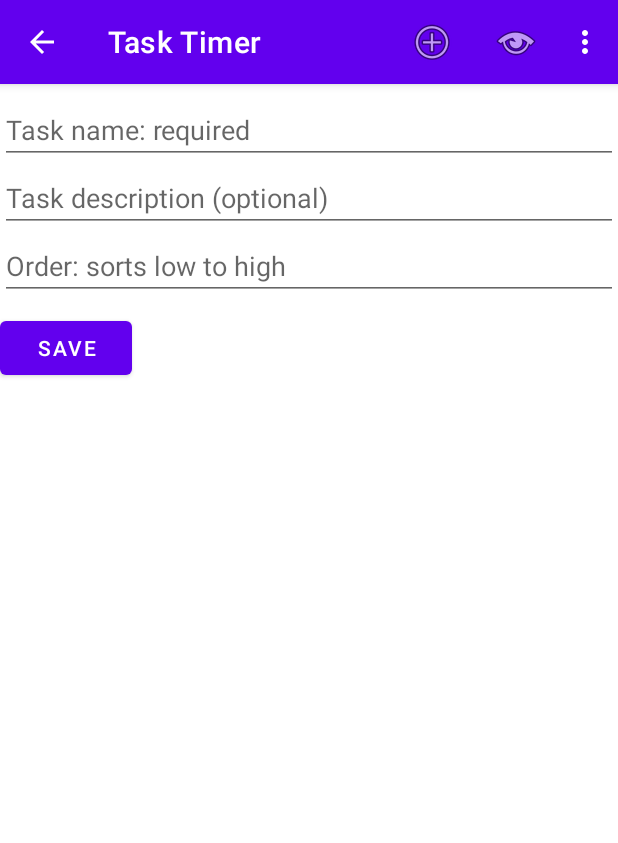
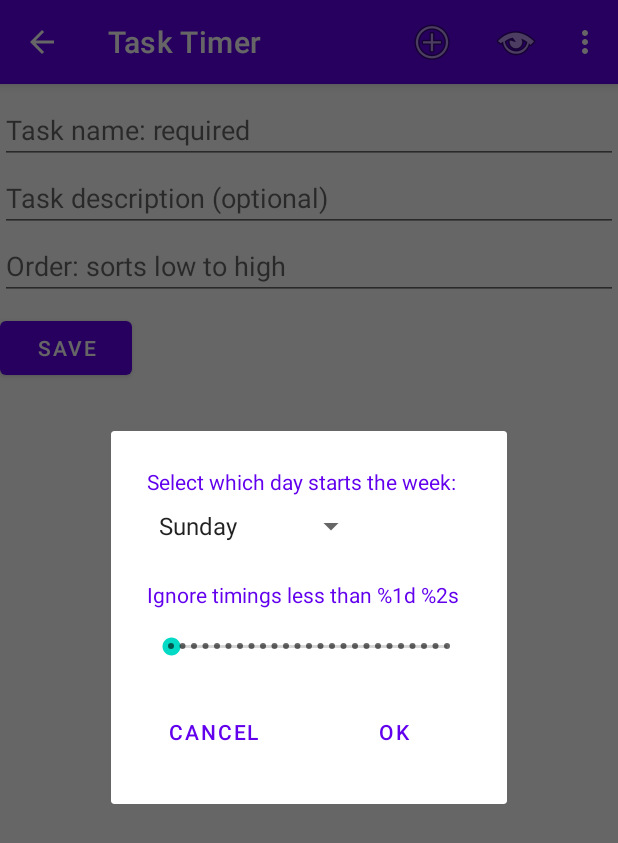
Before and after one commit to Nunes982/TaskTimerAndroid, an Android app: the screen it shows after launch (MainActivity), in the options menu, after a tap on "Settings", on a phone screen of 412 x 824 dp. Shown: the top 843 px of the screen. Run offline under Robolectric (Android 15) with nearby library versions, the phone set to English and light mode, and no system bars.

Commit message:
set config. setting dialog

```diff
--- a/app/src/main/java/andersonnunes/exemplo/tasktimer/MainActivity.kt
+++ b/app/src/main/java/andersonnunes/exemplo/tasktimer/MainActivity.kt
@@ -101,7 +101,10 @@ class MainActivity : AppCompatActivity(),
         // as you specify a parent activity in AndroidManifest.xml.
         when (item.itemId) {
             R.id.menumain_addTask -> taskEditRequest(null)
-//            R.id.menumain_settings -> true
+            R.id.menumain_settings -> {
+                val dialog = SettingsDialog()
+                dialog.show(supportFragmentManager, null)
+            }
             R.id.menumain_showAbout -> showAboutDialog()
             android.R.id.home -> {
                 Log.d(TAG, "onOptionsItemSelected: home button pressed")
--- /dev/null
+++ b/app/src/main/java/andersonnunes/exemplo/tasktimer/SettingsDialog.kt
@@ -0,0 +1,87 @@
+package andersonnunes.exemplo.tasktimer
+
+import andersonnunes.exemplo.tasktimer.databinding.SettingsDialogBinding
+import android.os.Bundle
+import android.preference.PreferenceManager.getDefaultSharedPreferences
+import android.util.Log
+import android.view.LayoutInflater
+import android.view.View
+import android.view.ViewGroup
+import androidx.appcompat.app.AppCompatDialogFragment
+import java.util.GregorianCalendar
+import java.util.Locale
+
+private const val TAG = "SettingsDialog"
+
+private lateinit var binding: SettingsDialogBinding
+
+const val SETTINGS_FIRST_DAY_OF_WEEK = "FirstDay"
+const val SETTINGS_IGNORE_LESS_THAN = "IgnoreLessThan"
+const val SETTINGS_DEFAULT_IGNORE_LESS_THAN = 0
+
+class SettingsDialog: AppCompatDialogFragment() {
+
+    private val defaultFirstDayOfWeek = GregorianCalendar(Locale.getDefault()).firstDayOfWeek
+    private var firstDay = defaultFirstDayOfWeek
+    private var ignoreLessThan = SETTINGS_DEFAULT_IGNORE_LESS_THAN
+
+    override fun onCreateView(
+        inflater: LayoutInflater,
+        container: ViewGroup?,
+        savedInstanceState: Bundle?
+    ): View? {
+        Log.d(TAG, "onCreateView: called")
+        binding = SettingsDialogBinding.inflate(layoutInflater)
+        return binding.root
+//        return  inflater.inflate(R.layout.settings_dialog, container, false)
+    }
+
+    override fun onViewCreated(view: View, savedInstanceState: Bundle?) {
+        Log.d(TAG, "onViewCreated: called")
+
+        super.onViewCreated(view, savedInstanceState)
+        binding.okButton.setOnClickListener {
+            saveValues()
+            dismiss()
+        }
+
+        binding.cancelButton.setOnClickListener { dismiss() }
+    }
+
+    override fun onViewStateRestored(savedInstanceState: Bundle?) {
+        Log.d(TAG,"onViewStateRestored: called")
+
+        super.onViewStateRestored(savedInstanceState)
+        readValues()
+
+        binding.firstDaySpinner.setSelection(firstDay - GregorianCalendar.SUNDAY)  // spinner values are zero
+
+        binding.ignoreSeconds.progress = ignoreLessThan
+    }
+
+    private fun readValues() {
+        with(getDefaultSharedPreferences(context)) {
+            firstDay = getInt(andersonnunes.exemplo.tasktimer.SETTINGS_FIRST_DAY_OF_WEEK, defaultFirstDayOfWeek)
+            ignoreLessThan = getInt(andersonnunes.exemplo.tasktimer.SETTINGS_IGNORE_LESS_THAN,
+                andersonnunes.exemplo.tasktimer.SETTINGS_DEFAULT_IGNORE_LESS_THAN)
+        }
+        Log.d(TAG, "Retrieving first day = $firstDay, ignoreLessThan = $ignoreLessThan")
+    }
+
+    private fun saveValues() {
+        val newFirstDay = binding.firstDaySpinner.selectedItemPosition + GregorianCalendar.SUNDAY
+        val newIgnoreLessThan = binding.ignoreSeconds.progress
+
+        Log.d(TAG, "Saving first day = $newFirstDay, ignore seconds = $newIgnoreLessThan")
+
+        with(getDefaultSharedPreferences(context).edit()) {
+            if (newFirstDay != firstDay) {
+                putInt(SETTINGS_FIRST_DAY_OF_WEEK, newFirstDay)
+            }
+            if (newIgnoreLessThan != ignoreLessThan) {
+                putInt(SETTINGS_IGNORE_LESS_THAN, newIgnoreLessThan)
+            }
+            apply()
+        }
+    }
+}
--- a/app/src/main/res/layout/settings_dialog.xml
+++ b/app/src/main/res/layout/settings_dialog.xml
@@ -1,6 +1,69 @@
 <?xml version="1.0" encoding="utf-8"?>
 <androidx.constraintlayout.widget.ConstraintLayout xmlns:android="http://schemas.android.com/apk/res/android"
+    xmlns:app="http://schemas.android.com/apk/res-auto"
+    xmlns:tools="http://schemas.android.com/tools"
     android:layout_width="match_parent"
-    android:layout_height="wrap_content">
+    android:layout_height="match_parent"
+    android:padding="?attr/dialogPreferredPadding">
 
+    <TextView
+        android:id="@+id/firstDayPrompt"
+        android:layout_width="wrap_content"
+        android:layout_height="wrap_content"
+        android:text="@string/settingsFirstDayPrompt"
+        android:textColor="@color/design_default_color_primary"
+        app:layout_constraintStart_toStartOf="parent"
+        app:layout_constraintTop_toTopOf="parent" />
+
+    <Spinner
+        android:id="@+id/firstDaySpinner"
+        android:layout_width="wrap_content"
+        android:layout_height="wrap_content"
+        android:layout_marginTop="8dp"
+        android:entries="@array/settintgsFistDays"
+        android:spinnerMode="dropdown"
+        app:layout_constraintStart_toStartOf="parent"
+        app:layout_constraintTop_toBottomOf="@+id/firstDayPrompt" />
+
+    <TextView
+        android:id="@+id/ignoreSecondsTitle"
+        android:layout_width="wrap_content"
+        android:layout_height="wrap_content"
+        android:layout_marginTop="24dp"
+        android:text="@string/settingsIgnoreSecondsTitle"
+        android:textColor="@color/design_default_color_primary"
+        app:layout_constraintStart_toStartOf="parent"
+        app:layout_constraintTop_toBottomOf="@+id/firstDaySpinner" />
+
+    <SeekBar
+        android:id="@+id/ignoreSeconds"
+        style="@style/Widget.AppCompat.SeekBar.Discrete"
+        android:layout_width="match_parent"
+        android:layout_height="wrap_content"
+        android:layout_marginTop="16dp"
+        android:max="24"
+        android:progress="1"
+        app:layout_constraintStart_toStartOf="parent"
+        app:layout_constraintTop_toBottomOf="@+id/ignoreSecondsTitle" />
+
+    <Button
+        android:id="@+id/cancelButton"
+        style="?attr/buttonBarNegativeButtonStyle"
+        android:layout_width="wrap_content"
+        android:layout_height="wrap_content"
+        android:layout_marginEnd="32dp"
+        android:text="@string/cancel"
+        app:layout_constraintBottom_toBottomOf="@+id/okButton"
+        app:layout_constraintEnd_toStartOf="@+id/okButton" />
+
+    <Button
+        android:id="@+id/okButton"
+        style="?attr/buttonBarPositiveButtonStyle"
+        android:layout_width="wrap_content"
+        android:layout_height="wrap_content"
+        android:layout_marginTop="24dp"
+        android:layout_marginEnd="8dp"
+        android:text="@string/ok"
+        app:layout_constraintEnd_toEndOf="parent"
+        app:layout_constraintTop_toBottomOf="@+id/ignoreSeconds" />
 </androidx.constraintlayout.widget.ConstraintLayout>
```
